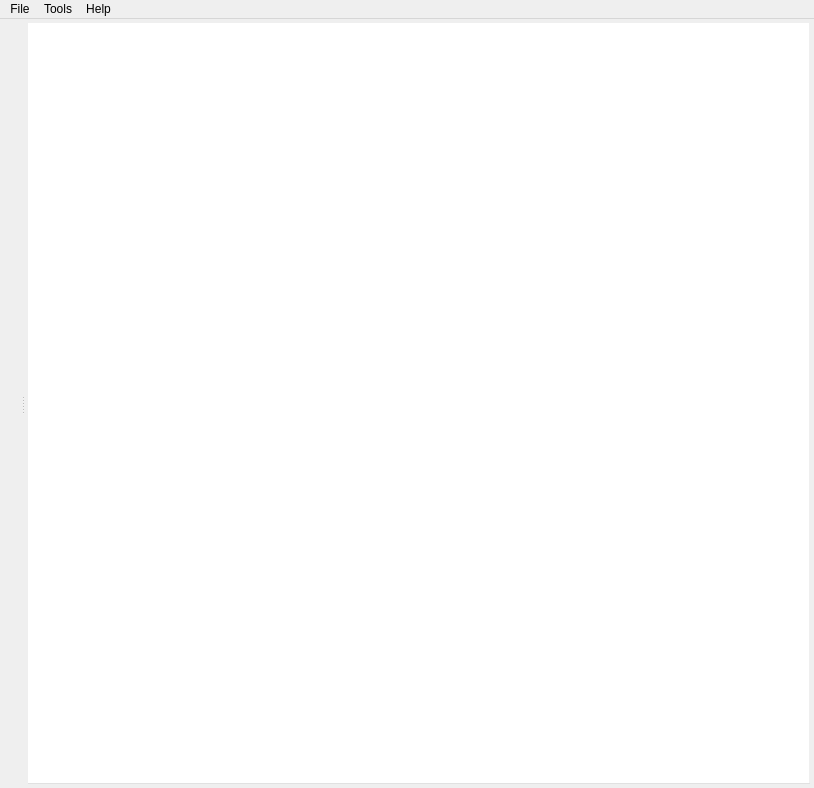
The window that bt_editor/mainwindow.ui (uml-robotics/Groot) describes before a commit, drawn with Qt 5.
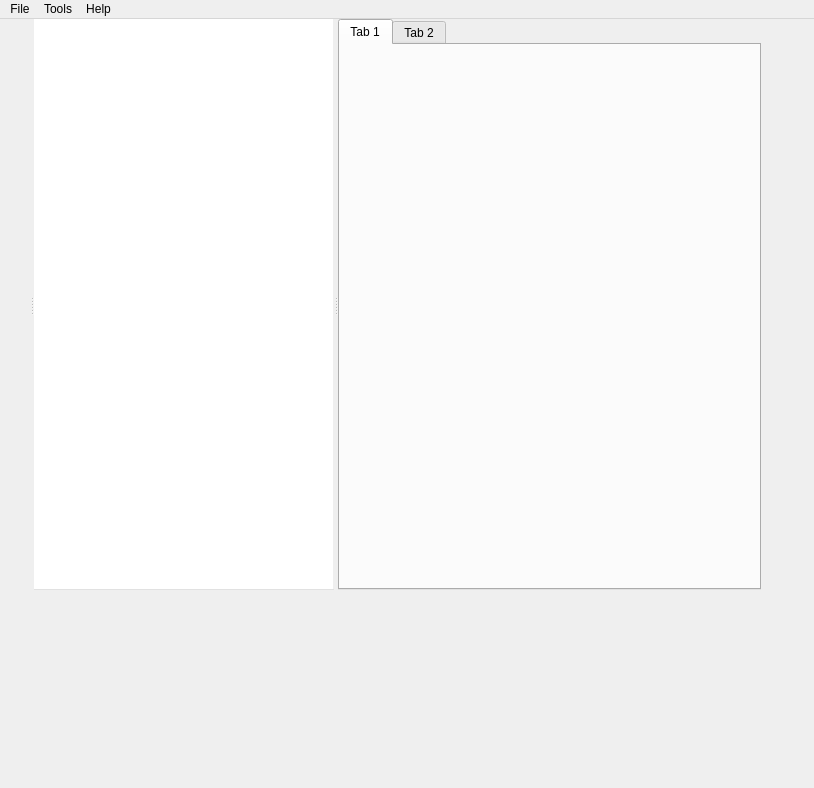
The same window after the commit. Icons and pictures are not drawn.

Commit message: added another tab, sizing wrong

Patch:
```diff
--- a/bt_editor/mainwindow.ui
+++ b/bt_editor/mainwindow.ui
@@ -35,24 +35,15 @@
    <property name="styleSheet">
     <string notr="true"/>
    </property>
-   <layout class="QHBoxLayout" name="horizontalLayout">
-    <property name="spacing">
-     <number>0</number>
-    </property>
-    <property name="leftMargin">
-     <number>0</number>
-    </property>
-    <property name="topMargin">
-     <number>0</number>
-    </property>
-    <property name="rightMargin">
-     <number>0</number>
-    </property>
-    <property name="bottomMargin">
-     <number>0</number>
-    </property>
-    <item>
      <widget class="QFrame" name="frame">
+    <property name="geometry">
+     <rect>
+      <x>0</x>
+      <y>0</y>
+      <width>0</width>
+      <height>582</height>
+     </rect>
+    </property>
       <property name="maximumSize">
        <size>
         <width>0</width>
@@ -628,24 +619,18 @@
        </item>
       </layout>
      </widget>
-    </item>
-    <item>
      <widget class="QSplitter" name="splitter">
-      <property name="frameShape">
-       <enum>QFrame::NoFrame</enum>
-      </property>
-      <property name="lineWidth">
-       <number>3</number>
-      </property>
-      <property name="midLineWidth">
-       <number>1</number>
+    <property name="geometry">
+     <rect>
+      <x>0</x>
+      <y>0</y>
+      <width>761</width>
+      <height>571</height>
+     </rect>
       </property>
       <property name="orientation">
        <enum>Qt::Horizontal</enum>
       </property>
-      <property name="handleWidth">
-       <number>3</number>
-      </property>
       <widget class="QFrame" name="leftFrame">
        <property name="maximumSize">
         <size>
@@ -674,21 +659,6 @@
         </property>
        </layout>
       </widget>
-      <widget class="QWidget" name="layoutWidget">
-       <layout class="QVBoxLayout" name="centralLayout" stretch="0">
-        <property name="leftMargin">
-         <number>4</number>
-        </property>
-        <property name="topMargin">
-         <number>4</number>
-        </property>
-        <property name="rightMargin">
-         <number>4</number>
-        </property>
-        <property name="bottomMargin">
-         <number>4</number>
-        </property>
-        <item>
          <widget class="QTabWidget" name="tabWidget">
           <property name="sizePolicy">
            <sizepolicy hsizetype="Expanding" vsizetype="Expanding">
@@ -718,12 +688,19 @@
            <string notr="true">background-color: rgba(255, 255, 255, 0);</string>
           </property>
          </widget>
-        </item>
-       </layout>
-      </widget>
+    <widget class="QTabWidget" name="tabWidget_2">
+     <widget class="QWidget" name="tab_3">
+      <attribute name="title">
+       <string>Tab 1</string>
+      </attribute>
+     </widget>
+     <widget class="QWidget" name="tab_4">
+      <attribute name="title">
+       <string>Tab 2</string>
+      </attribute>
      </widget>
-    </item>
-   </layout>
+    </widget>
+   </widget>
   </widget>
   <widget class="QMenuBar" name="menubar">
    <property name="geometry">
```
Left out of the diff: 4 changed lines with no effect on the pictures. Lines whose indentation alone changed are shown as unchanged.
